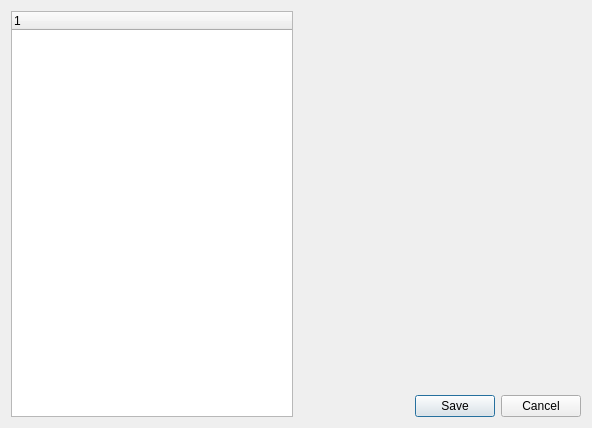
Qt form quarkplayer/config/ConfigWindow.ui (tkrotoff/QuarkPlayer) before a commit.
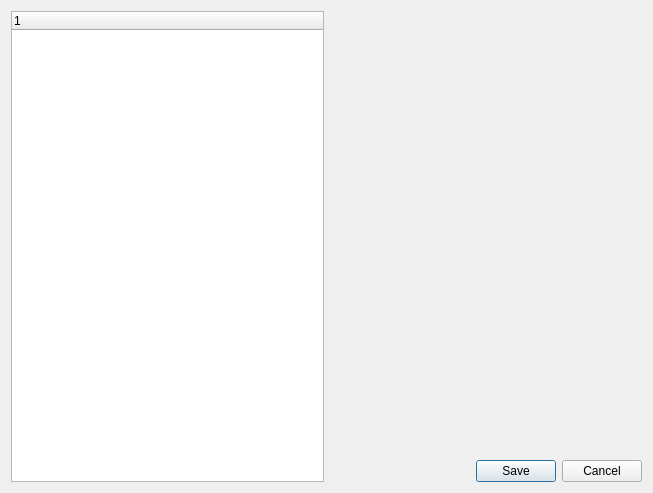
The same form after that commit.

Patch:
```diff
--- a/quarkplayer/config/ConfigWindow.ui
+++ b/quarkplayer/config/ConfigWindow.ui
@@ -5,8 +5,8 @@
    <rect>
     <x>0</x>
     <y>0</y>
-    <width>592</width>
-    <height>428</height>
+    <width>653</width>
+    <height>493</height>
    </rect>
   </property>
   <property name="windowTitle" >
```
Left out of the diff: 12 changed lines with no effect on the pictures.
